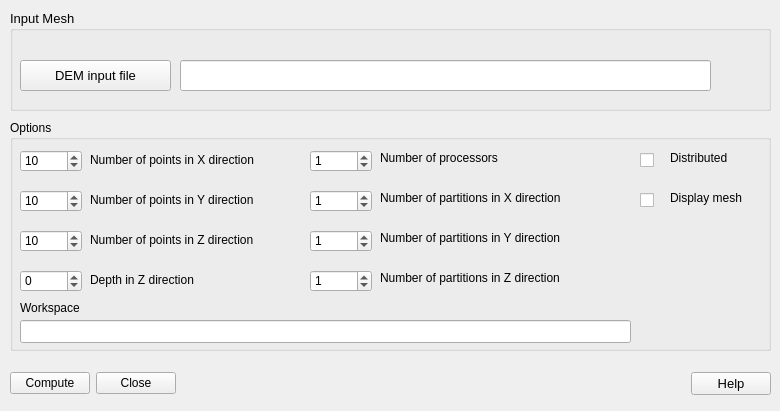
First picture: the form in src/Tools/TopIIVolMeshPlug/TopIIVolMeshPluginDialog.ui, repository KRGulaj/pySMESH, before the edit.
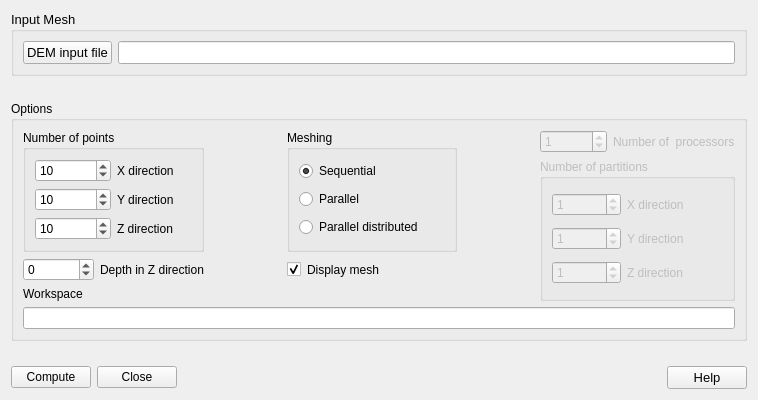
Second picture: the form after the edit.

Diff of the .ui file:
```diff
--- a/src/Tools/TopIIVolMeshPlug/TopIIVolMeshPluginDialog.ui
+++ b/src/Tools/TopIIVolMeshPlug/TopIIVolMeshPluginDialog.ui
@@ -6,22 +6,29 @@
    <rect>
     <x>0</x>
     <y>0</y>
-    <width>780</width>
-    <height>411</height>
+    <width>758</width>
+    <height>400</height>
    </rect>
   </property>
   <property name="windowTitle">
    <string>Tetra Mesh from cloud of xyz points mesh generator</string>
   </property>
+  <layout class="QGridLayout" name="gridLayout">
+   <item row="1" column="0">
+    <spacer name="verticalSpacer">
+     <property name="orientation">
+      <enum>Qt::Vertical</enum>
+     </property>
+     <property name="sizeHint" stdset="0">
+      <size>
+       <width>20</width>
+       <height>40</height>
+      </size>
+     </property>
+    </spacer>
+   </item>
+   <item row="0" column="0">
   <widget class="QGroupBox" name="groupBox">
-   <property name="geometry">
-    <rect>
-     <x>10</x>
-     <y>10</y>
-     <width>761</width>
-     <height>101</height>
-    </rect>
-   </property>
    <property name="font">
     <font>
      <pointsize>10</pointsize>
@@ -30,15 +37,18 @@
    <property name="title">
     <string>Input Mesh</string>
    </property>
+     <layout class="QGridLayout" name="gridLayout_2">
+      <item row="0" column="1">
+       <widget class="QLineEdit" name="qleMeshFile">
+        <property name="font">
+         <font>
+          <pointsize>10</pointsize>
+         </font>
+        </property>
+       </widget>
+      </item>
+      <item row="0" column="0">
    <widget class="QPushButton" name="qpbMeshFile">
-    <property name="geometry">
-     <rect>
-      <x>10</x>
-      <y>50</y>
-      <width>151</width>
-      <height>31</height>
-     </rect>
-    </property>
     <property name="font">
      <font>
       <pointsize>10</pointsize>
@@ -54,43 +64,80 @@
      </size>
     </property>
    </widget>
-   <widget class="QLineEdit" name="qleMeshFile">
-    <property name="geometry">
-     <rect>
-      <x>170</x>
-      <y>50</y>
-      <width>531</width>
-      <height>31</height>
-     </rect>
-    </property>
+      </item>
+     </layout>
+    </widget>
+   </item>
+   <item row="3" column="0">
+    <spacer name="verticalSpacer_2">
+     <property name="orientation">
+      <enum>Qt::Vertical</enum>
+     </property>
+     <property name="sizeHint" stdset="0">
+      <size>
+       <width>20</width>
+       <height>40</height>
+      </size>
+     </property>
+    </spacer>
+   </item>
+   <item row="4" column="0">
+    <layout class="QHBoxLayout" name="horizontalLayout">
+     <item>
+      <widget class="QPushButton" name="qpbCompute">
+       <property name="text">
+        <string>Compute</string>
+       </property>
+      </widget>
+     </item>
+     <item>
+      <widget class="QPushButton" name="qpbClose">
+       <property name="text">
+        <string>Close</string>
+       </property>
+      </widget>
+     </item>
+     <item>
+      <spacer name="horizontalSpacer">
+       <property name="orientation">
+        <enum>Qt::Horizontal</enum>
+       </property>
+       <property name="sizeHint" stdset="0">
+        <size>
+         <width>40</width>
+         <height>20</height>
+        </size>
+       </property>
+      </spacer>
+     </item>
+     <item>
+      <widget class="QPushButton" name="qpbHelp">
     <property name="font">
      <font>
       <pointsize>10</pointsize>
      </font>
     </property>
-   </widget>
-  </widget>
+       <property name="text">
+        <string>Help</string>
+       </property>
+      </widget>
+     </item>
+    </layout>
+   </item>
+   <item row="2" column="0">
   <widget class="QGroupBox" name="gbOptions">
-   <property name="geometry">
-    <rect>
-     <x>10</x>
-     <y>120</y>
-     <width>761</width>
-     <height>231</height>
-    </rect>
-   </property>
    <property name="title">
     <string>Options</string>
    </property>
+     <layout class="QGridLayout" name="gridLayout_6">
+      <item row="0" column="0" rowspan="2" colspan="2">
+       <widget class="QGroupBox" name="qgbNBpoints">
+        <property name="title">
+         <string>Number of points</string>
+        </property>
+        <layout class="QGridLayout" name="gridLayout_4">
+         <item row="0" column="0">
    <widget class="QSpinBox" name="qsbXPoints">
-    <property name="geometry">
-     <rect>
-      <x>10</x>
-      <y>30</y>
-      <width>62</width>
-      <height>22</height>
-     </rect>
-    </property>
     <property name="minimum">
      <number>0</number>
     </property>
@@ -101,28 +148,16 @@
      <number>10</number>
     </property>
    </widget>
+         </item>
+         <item row="0" column="1">
    <widget class="QLabel" name="qlXpoints">
-    <property name="geometry">
-     <rect>
-      <x>80</x>
-      <y>30</y>
-      <width>201</width>
-      <height>20</height>
-     </rect>
-    </property>
     <property name="text">
-     <string>Number of points in X direction</string>
-    </property>
-   </widget>
+            <string>X direction</string>
+           </property>
+          </widget>
+         </item>
+         <item row="1" column="0">
    <widget class="QSpinBox" name="qsbYPoints">
-    <property name="geometry">
-     <rect>
-      <x>10</x>
-      <y>70</y>
-      <width>62</width>
-      <height>22</height>
-     </rect>
-    </property>
     <property name="minimum">
      <number>0</number>
     </property>
@@ -133,60 +168,199 @@
      <number>10</number>
     </property>
    </widget>
-   <widget class="QSpinBox" name="qsbZPoints">
-    <property name="geometry">
-     <rect>
-      <x>10</x>
-      <y>110</y>
-      <width>62</width>
-      <height>22</height>
-     </rect>
-    </property>
-    <property name="minimum">
-     <number>0</number>
-    </property>
-    <property name="maximum">
-     <number>999999999</number>
-    </property>
-    <property name="value">
-     <number>10</number>
-    </property>
-   </widget>
+         </item>
+         <item row="1" column="1">
    <widget class="QLabel" name="qlYpoints">
-    <property name="geometry">
-     <rect>
-      <x>80</x>
-      <y>70</y>
-      <width>211</width>
-      <height>20</height>
-     </rect>
-    </property>
     <property name="text">
-     <string>Number of points in Y direction</string>
-    </property>
-   </widget>
+            <string>Y direction</string>
+           </property>
+          </widget>
+         </item>
+         <item row="2" column="0">
+          <widget class="QSpinBox" name="qsbZPoints">
+           <property name="minimum">
+            <number>0</number>
+           </property>
+           <property name="maximum">
+            <number>999999999</number>
+           </property>
+           <property name="value">
+            <number>10</number>
+           </property>
+          </widget>
+         </item>
+         <item row="2" column="1">
    <widget class="QLabel" name="qlZpoints">
-    <property name="geometry">
-     <rect>
-      <x>80</x>
-      <y>110</y>
-      <width>211</width>
+           <property name="text">
+            <string>Z direction</string>
+           </property>
+          </widget>
+         </item>
+        </layout>
+       </widget>
+      </item>
+      <item row="0" column="2">
+       <spacer name="horizontalSpacer_3">
+        <property name="orientation">
+         <enum>Qt::Horizontal</enum>
+        </property>
+        <property name="sizeHint" stdset="0">
+         <size>
+          <width>0</width>
       <height>20</height>
-     </rect>
-    </property>
+         </size>
+        </property>
+       </spacer>
+      </item>
+      <item row="0" column="3" rowspan="2" colspan="3">
+       <widget class="QGroupBox" name="groupBox_2">
+        <property name="title">
+         <string>Meshing</string>
+        </property>
+        <layout class="QGridLayout" name="gridLayout_5">
+         <item row="0" column="0">
+          <widget class="QRadioButton" name="qrbSeq">
     <property name="text">
-     <string>Number of points in Z direction</string>
-    </property>
-   </widget>
+            <string>Sequential</string>
+           </property>
+           <property name="checked">
+            <bool>true</bool>
+           </property>
+          </widget>
+         </item>
+         <item row="1" column="0">
+          <widget class="QRadioButton" name="qrbPar">
+           <property name="text">
+            <string>Parallel</string>
+           </property>
+          </widget>
+         </item>
+         <item row="2" column="0">
+          <widget class="QRadioButton" name="qrbDist">
+           <property name="text">
+            <string>Parallel distributed</string>
+           </property>
+          </widget>
+         </item>
+        </layout>
+       </widget>
+      </item>
+      <item row="0" column="6">
+       <spacer name="horizontalSpacer_5">
+        <property name="orientation">
+         <enum>Qt::Horizontal</enum>
+        </property>
+        <property name="sizeHint" stdset="0">
+         <size>
+          <width>0</width>
+          <height>20</height>
+         </size>
+        </property>
+       </spacer>
+      </item>
+      <item row="0" column="7">
+       <widget class="QSpinBox" name="qsbNBprocs">
+        <property name="enabled">
+         <bool>false</bool>
+        </property>
+        <property name="minimum">
+         <number>0</number>
+        </property>
+        <property name="maximum">
+         <number>999999999</number>
+        </property>
+        <property name="value">
+         <number>1</number>
+        </property>
+       </widget>
+      </item>
+      <item row="0" column="8">
+       <widget class="QLabel" name="qlbNBprocs">
+        <property name="enabled">
+         <bool>false</bool>
+        </property>
+        <property name="text">
+         <string>Number of  processors</string>
+        </property>
+       </widget>
+      </item>
+      <item row="1" column="7" rowspan="3" colspan="2">
+       <widget class="QGroupBox" name="qgbDist">
+        <property name="enabled">
+         <bool>false</bool>
+        </property>
+        <property name="title">
+         <string>Number of partitions</string>
+        </property>
+        <property name="checkable">
+         <bool>false</bool>
+        </property>
+        <layout class="QGridLayout" name="gridLayout_3">
+         <item row="1" column="0" colspan="2">
+          <widget class="QSpinBox" name="qsbYParts">
+           <property name="minimum">
+            <number>0</number>
+           </property>
+           <property name="maximum">
+            <number>999999999</number>
+           </property>
+           <property name="value">
+            <number>1</number>
+           </property>
+          </widget>
+         </item>
+         <item row="1" column="2" colspan="2">
+          <widget class="QLabel" name="qlbYParts">
+           <property name="text">
+            <string>Y direction</string>
+           </property>
+          </widget>
+         </item>
+         <item row="0" column="2" colspan="2">
+          <widget class="QLabel" name="qlbXParts">
+           <property name="text">
+            <string>X direction</string>
+           </property>
+          </widget>
+         </item>
+         <item row="2" column="2">
+          <widget class="QLabel" name="qlbZParts">
+           <property name="text">
+            <string>Z direction</string>
+           </property>
+          </widget>
+         </item>
+         <item row="2" column="0" colspan="2">
+          <widget class="QSpinBox" name="qsbZParts">
+           <property name="minimum">
+            <number>0</number>
+           </property>
+           <property name="maximum">
+            <number>999999999</number>
+           </property>
+           <property name="value">
+            <number>1</number>
+           </property>
+          </widget>
+         </item>
+         <item row="0" column="0" colspan="2">
+          <widget class="QSpinBox" name="qsbXParts">
+           <property name="minimum">
+            <number>0</number>
+           </property>
+           <property name="maximum">
+            <number>999999999</number>
+           </property>
+           <property name="value">
+            <number>1</number>
+           </property>
+          </widget>
+         </item>
+        </layout>
+       </widget>
+      </item>
+      <item row="2" column="0">
    <widget class="QSpinBox" name="qsbDepth">
-    <property name="geometry">
-     <rect>
-      <x>10</x>
-      <y>150</y>
-      <width>62</width>
-      <height>22</height>
-     </rect>
-    </property>
     <property name="minimum">
      <number>-999999999</number>
     </property>
@@ -197,277 +371,68 @@
      <number>0</number>
     </property>
    </widget>
+      </item>
+      <item row="2" column="1">
    <widget class="QLabel" name="qlDepth">
-    <property name="geometry">
-     <rect>
-      <x>80</x>
-      <y>150</y>
-      <width>201</width>
-      <height>20</height>
-     </rect>
-    </property>
     <property name="text">
      <string>Depth in Z direction</string>
     </property>
    </widget>
-   <widget class="QCheckBox" name="qcbDistributed">
-    <property name="geometry">
-     <rect>
-      <x>630</x>
-      <y>30</y>
-      <width>91</width>
-      <height>21</height>
-     </rect>
-    </property>
-    <property name="text">
-     <string/>
-    </property>
-   </widget>
-   <widget class="QLabel" name="qlbNbProcs">
-    <property name="geometry">
-     <rect>
-      <x>370</x>
-      <y>30</y>
-      <width>151</width>
-      <height>16</height>
-     </rect>
-    </property>
-    <property name="text">
-     <string>Number of processors</string>
-    </property>
-   </widget>
-   <widget class="QLabel" name="qlDistributed">
-    <property name="geometry">
-     <rect>
-      <x>660</x>
-      <y>30</y>
-      <width>101</width>
-      <height>16</height>
-     </rect>
-    </property>
-    <property name="text">
-     <string>Distributed</string>
-    </property>
-   </widget>
-   <widget class="QLabel" name="qlbXParts">
-    <property name="geometry">
-     <rect>
-      <x>370</x>
-      <y>70</y>
-      <width>261</width>
-      <height>16</height>
-     </rect>
-    </property>
-    <property name="text">
-     <string>Number of partitions in X direction</string>
-    </property>
-   </widget>
-   <widget class="QLabel" name="qlbYParts">
-    <property name="geometry">
-     <rect>
-      <x>370</x>
-      <y>110</y>
-      <width>251</width>
-      <height>16</height>
-     </rect>
-    </property>
-    <property name="text">
-     <string>Number of partitions in Y direction</string>
-    </property>
-   </widget>
-   <widget class="QLabel" name="qlbZParts">
-    <property name="geometry">
-     <rect>
-      <x>370</x>
-      <y>150</y>
-      <width>251</width>
-      <height>16</height>
-     </rect>
-    </property>
-    <property name="text">
-     <string>Number of partitions in Z direction</string>
-    </property>
-   </widget>
-   <widget class="QSpinBox" name="qsbNBprocs">
-    <property name="geometry">
-     <rect>
-      <x>300</x>
-      <y>30</y>
-      <width>62</width>
-      <height>22</height>
-     </rect>
-    </property>
-    <property name="minimum">
-     <number>0</number>
-    </property>
-    <property name="maximum">
-     <number>999999999</number>
-    </property>
-    <property name="value">
-     <number>1</number>
-    </property>
-   </widget>
-   <widget class="QSpinBox" name="qsbXParts">
-    <property name="geometry">
-     <rect>
-      <x>300</x>
-      <y>70</y>
-      <width>62</width>
-      <height>22</height>
-     </rect>
-    </property>
-    <property name="minimum">
-     <number>0</number>
-    </property>
-    <property name="maximum">
-     <number>999999999</number>
-    </property>
-    <property name="value">
-     <number>1</number>
-    </property>
-   </widget>
-   <widget class="QSpinBox" name="qsbYParts">
-    <property name="geometry">
-     <rect>
-      <x>300</x>
-      <y>110</y>
-      <width>62</width>
-      <height>22</height>
-     </rect>
-    </property>
-    <property name="minimum">
-     <number>0</number>
-    </property>
-    <property name="maximum">
-     <number>999999999</number>
-    </property>
-    <property name="value">
-     <number>1</number>
-    </property>
-   </widget>
-   <widget class="QSpinBox" name="qsbZParts">
-    <property name="geometry">
-     <rect>
-      <x>300</x>
-      <y>150</y>
-      <width>62</width>
-      <height>22</height>
-     </rect>
-    </property>
-    <property name="minimum">
-     <number>0</number>
-    </property>
-    <property name="maximum">
-     <number>999999999</number>
-    </property>
-    <property name="value">
-     <number>1</number>
-    </property>
-   </widget>
-   <widget class="QLineEdit" name="qleTmpDir">
-    <property name="geometry">
-     <rect>
-      <x>10</x>
-      <y>200</y>
-      <width>611</width>
-      <height>23</height>
-     </rect>
-    </property>
-    <property name="text">
-     <string/>
-    </property>
-   </widget>
-   <widget class="QLabel" name="qlTmpDir">
-    <property name="geometry">
-     <rect>
-      <x>10</x>
-      <y>180</y>
-      <width>391</width>
-      <height>16</height>
-     </rect>
-    </property>
-    <property name="text">
-     <string>Workspace</string>
-    </property>
-   </widget>
+      </item>
+      <item row="2" column="3">
    <widget class="QCheckBox" name="qcbDisplayMesh">
-    <property name="geometry">
-     <rect>
-      <x>630</x>
-      <y>70</y>
-      <width>91</width>
-      <height>21</height>
-     </rect>
-    </property>
     <property name="text">
      <string/>
     </property>
-   </widget>
+        <property name="checked">
+         <bool>true</bool>
+        </property>
+       </widget>
+      </item>
+      <item row="2" column="4">
    <widget class="QLabel" name="qlDisplayMesh">
-    <property name="geometry">
-     <rect>
-      <x>660</x>
-      <y>70</y>
-      <width>101</width>
-      <height>16</height>
-     </rect>
-    </property>
     <property name="text">
      <string>Display mesh</string>
     </property>
    </widget>
-  </widget>
-  <widget class="QWidget" name="layoutWidget">
-   <property name="geometry">
-    <rect>
-     <x>10</x>
-     <y>370</y>
-     <width>761</width>
-     <height>27</height>
-    </rect>
-   </property>
-   <layout class="QHBoxLayout" name="horizontalLayout">
-    <item>
-     <widget class="QPushButton" name="qpbCompute">
-      <property name="text">
-       <string>Compute</string>
-      </property>
-     </widget>
-    </item>
-    <item>
-     <widget class="QPushButton" name="qpbClose">
-      <property name="text">
-       <string>Close</string>
-      </property>
-     </widget>
-    </item>
-    <item>
-     <spacer name="horizontalSpacer">
+      </item>
+      <item row="2" column="5">
+       <spacer name="horizontalSpacer_2">
       <property name="orientation">
        <enum>Qt::Horizontal</enum>
       </property>
       <property name="sizeHint" stdset="0">
        <size>
-        <width>40</width>
+          <width>60</width>
         <height>20</height>
        </size>
       </property>
      </spacer>
     </item>
-    <item>
-     <widget class="QPushButton" name="qpbHelp">
-      <property name="font">
-       <font>
-        <pointsize>10</pointsize>
-       </font>
-      </property>
+      <item row="3" column="0">
+       <widget class="QLabel" name="qlTmpDir">
+        <property name="text">
+         <string>Workspace</string>
+        </property>
+       </widget>
+      </item>
+      <item row="4" column="0" colspan="9">
+       <widget class="QLineEdit" name="qleTmpDir">
+        <property name="sizePolicy">
+         <sizepolicy hsizetype="Expanding" vsizetype="Fixed">
+          <horstretch>0</horstretch>
+          <verstretch>0</verstretch>
+         </sizepolicy>
+        </property>
       <property name="text">
-       <string>Help</string>
+         <string/>
       </property>
      </widget>
     </item>
    </layout>
   </widget>
+   </item>
+  </layout>
  </widget>
  <resources/>
  <connections/>
```
Left out of the diff: 18 changed lines with no effect on the pictures. Lines whose indentation alone changed are shown as unchanged.
